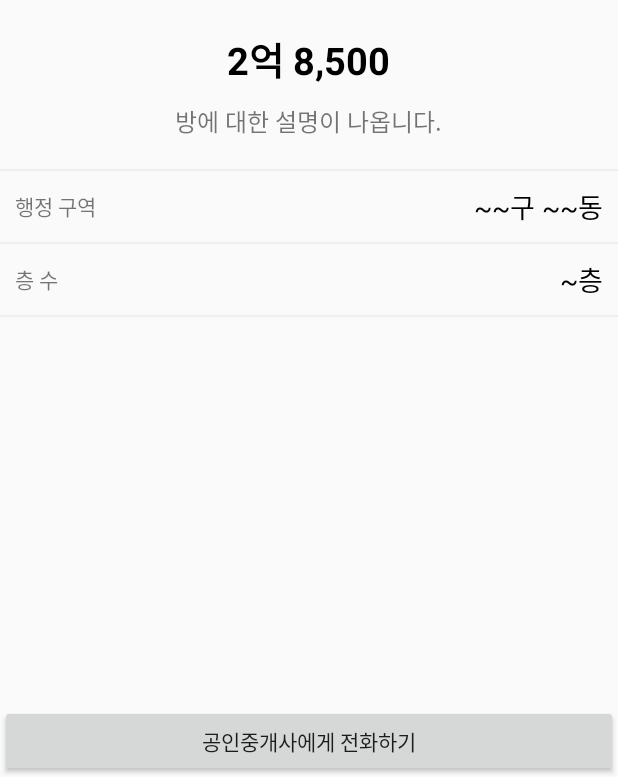
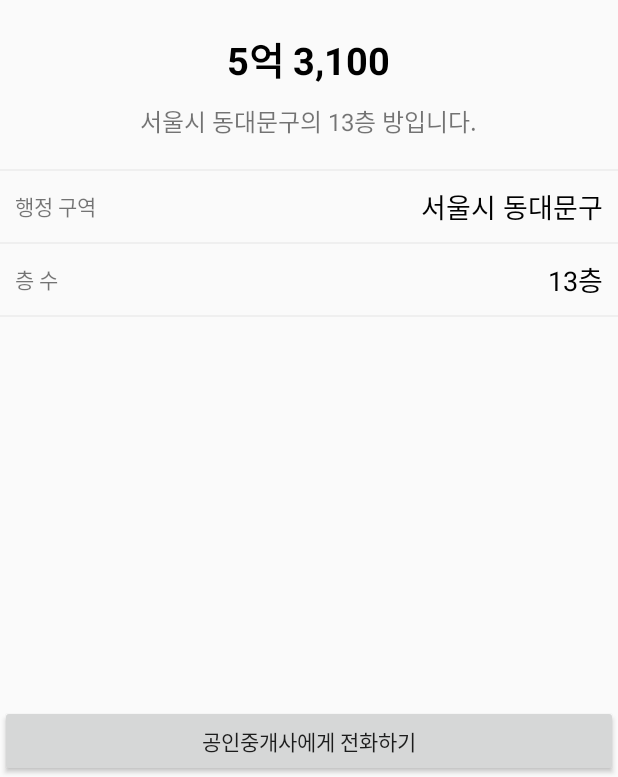
Before and after one commit to cho881020/ListViewPractice_JickbangCopy_20200711, an Android app: the screen it shows after launch (ViewRoomDetailActivity), after a tap on an icon or button, on a phone screen of 412 x 824 dp, the part 459-1236 px from its top. Run offline under Robolectric (Android 15) with nearby library versions, the phone set to English and light mode, and no system bars.

Commit message:
넘겨준 방 데이터를 실제로 뿌려주기

```diff
--- a/app/src/main/java/kr/co/tjoeun/listviewpractice_jickbangcopy_20200711/MainActivity.kt
+++ b/app/src/main/java/kr/co/tjoeun/listviewpractice_jickbangcopy_20200711/MainActivity.kt
@@ -41,7 +41,7 @@ class MainActivity : BaseActivity() {
         mRoomList.add(Room(26700, "서울시 은평구", 4, "서울시 은평구의 4층 방입니다."))
         mRoomList.add(Room(7500, "서울시 도봉구", -2, "서울시 도봉구의 지하 2층 방입니다."))
         mRoomList.add(Room(53100, "서울시 동대문구", 13, "서울시 동대문구의 13층 방입니다."))
-        mRoomList.add(Room(9400, "서울시 서대문구", -1, "서울시 서대구의 지하 1층 방입니다."))
+        mRoomList.add(Room(9400, "서울시 서대문구", -1, "서울시 서대문구의 지하 1층 방입니다."))
         mRoomList.add(Room(10800, "서울시 송파구", 0, "서울시 송파구의 반지하 방입니다."))
         mRoomList.add(Room(25000, "서울시 양천구", 0, "서울시 양천구의 반지하 방입니다."))
         mRoomList.add(Room(4500, "서울시 용산구", 4, "서울시 용산구의 4층 방입니다."))
--- a/app/src/main/java/kr/co/tjoeun/listviewpractice_jickbangcopy_20200711/ViewRoomDetailActivity.kt
+++ b/app/src/main/java/kr/co/tjoeun/listviewpractice_jickbangcopy_20200711/ViewRoomDetailActivity.kt
@@ -2,6 +2,7 @@ package kr.co.tjoeun.listviewpractice_jickbangcopy_20200711
 
 import androidx.appcompat.app.AppCompatActivity
 import android.os.Bundle
+import kotlinx.android.synthetic.main.activity_view_room_detail.*
 import kr.co.tjoeun.listviewpractice_jickbangcopy_20200711.datas.Room
 
 class ViewRoomDetailActivity : BaseActivity() {
@@ -21,7 +22,11 @@ class ViewRoomDetailActivity : BaseActivity() {
 
         val roomData = intent.getSerializableExtra("room") as Room
 
+        priceTxt.text = roomData.getFormattedPrice()
+        descriptionTxt.text = roomData.description
 
+        addressTxt.text = roomData.address
+        floorTxt.text = roomData.getFormattedFloor()
 
 
     }
--- a/app/src/main/res/layout/activity_view_room_detail.xml
+++ b/app/src/main/res/layout/activity_view_room_detail.xml
@@ -21,6 +21,7 @@
         android:padding="20dp">
 
         <TextView
+            android:id="@+id/priceTxt"
             android:layout_width="wrap_content"
             android:layout_height="wrap_content"
             android:text="2억 8,500"
@@ -29,6 +30,7 @@
             android:textColor="#000000"/>
 
         <TextView
+            android:id="@+id/descriptionTxt"
             android:layout_width="wrap_content"
             android:layout_height="wrap_content"
             android:text="방에 대한 설명이 나옵니다."
@@ -60,6 +62,7 @@
             android:layout_weight="1" />
 
         <TextView
+            android:id="@+id/addressTxt"
             android:layout_width="wrap_content"
             android:layout_height="wrap_content"
             android:textColor="#000000"
@@ -91,6 +94,7 @@
             android:layout_weight="1" />
 
         <TextView
+            android:id="@+id/floorTxt"
             android:layout_width="wrap_content"
             android:layout_height="wrap_content"
             android:text="~층"
@@ -111,6 +115,7 @@
         android:layout_weight="1" />
 
     <Button
+        android:id="@+id/dialBtn"
         android:layout_width="match_parent"
         android:layout_height="wrap_content"
         android:text="공인중개사에게 전화하기" />
```
